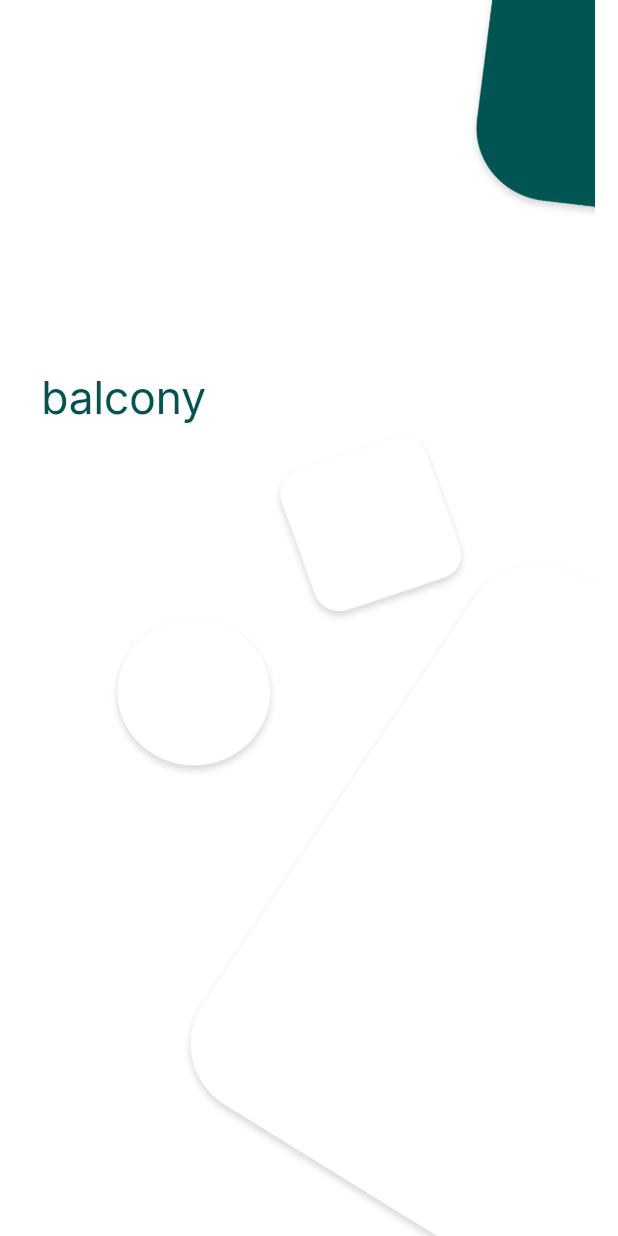
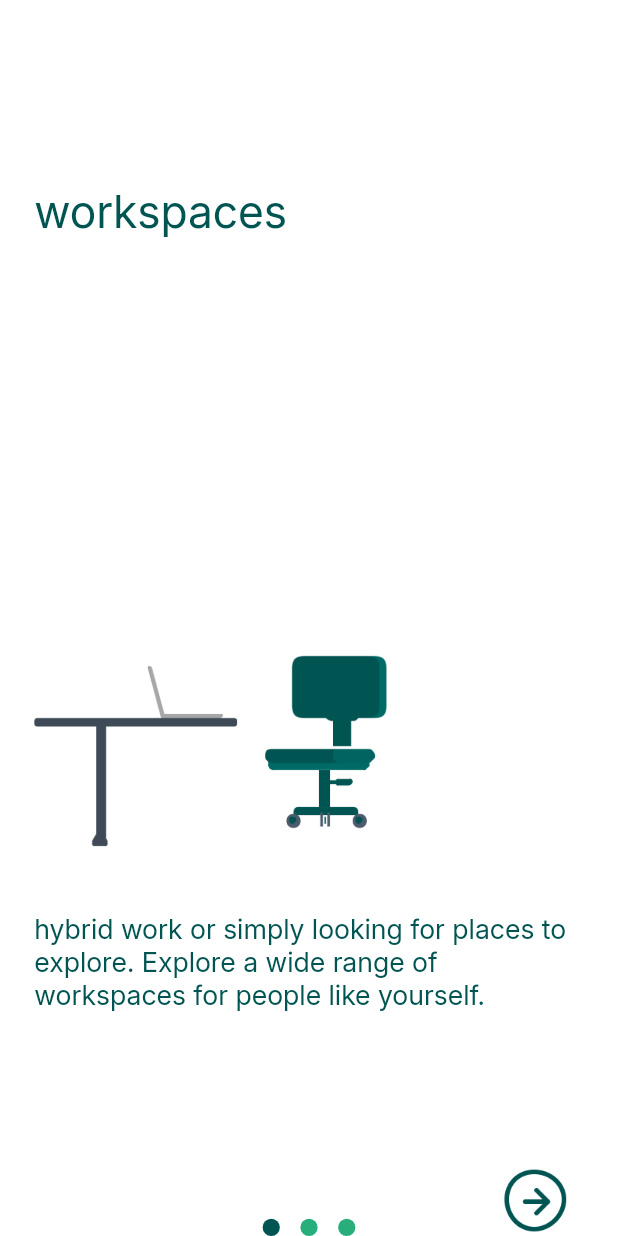
Before and after one commit to deepanshdubey/balcony-flutter, a Flutter app: the screen it shows after launch, on a phone screen of 412 x 824 dp. Run offline on Flutter 3.47's test engine with Material 3 defaults, Android fonts, the light colour scheme and no system bars; our stand-ins replace auto_route, cached_network_image, flutter_mobx, flutter_screenutil, get_it, hive and 2 more; accounts and stored records are empty; generated files the repository leaves out were written again.

Commit message:
walkthrough page added

```diff
--- a/lib/core/assets/asset_manager.dart
+++ b/lib/core/assets/asset_manager.dart
@@ -3,6 +3,14 @@ import 'package:balcony/generated/assets.dart';
 
 class AssetManager {
   String get splashBg => Assets.imagesSplashBg;
+
+  String get walkthrough1 => Assets.imagesWalkthrough1;
+
+  String get walkthrough2 => Assets.imagesWalkthrough2;
+
+  String get walkthrough3 => Assets.imagesWalkthrough3;
+
+  String get back => Assets.imagesBack;
 }
 
 final assetManager = locator<AssetManager>();
--- /dev/null
+++ b/lib/ui/walkthrough/store/walkthrough_store.dart
@@ -0,0 +1,14 @@
+import 'package:mobx/mobx.dart';
+part 'walkthrough_store.g.dart';
+
+class WalkthroughStore = _WalkthroughStore with _$WalkthroughStore;
+
+abstract class _WalkthroughStore with Store {
+  @observable
+  int currentPage = 0;
+
+  @action
+  void setPage(int index) {
+    currentPage = index;
+  }
+}
--- /dev/null
+++ b/lib/ui/walkthrough/walkthrough_page.dart
@@ -0,0 +1,212 @@
+import 'package:auto_route/annotations.dart';
+import 'package:balcony/ui/walkthrough/store/walkthrough_store.dart';
+import 'package:balcony/values/extensions/context_ext.dart';
+import 'package:balcony/values/extensions/int_ext.dart';
+import 'package:balcony/values/extensions/theme_ext.dart';
+import 'package:balcony/widget/app_image.dart';
+import 'package:flutter/material.dart';
+import 'package:flutter_mobx/flutter_mobx.dart';
+import 'package:flutter_screenutil/flutter_screenutil.dart';
+
+@RoutePage()
+class WalkthroughPage extends StatefulWidget {
+  const WalkthroughPage({super.key});
+
+  @override
+  _WalkthroughPageState createState() => _WalkthroughPageState();
+}
+
+class _WalkthroughPageState extends State<WalkthroughPage> {
+  final WalkthroughStore _store = WalkthroughStore();
+
+  final PageController _pageController = PageController();
+
+  @override
+  void initState() {
+    super.initState();
+    // Start a timer that changes the page every 2 seconds
+  }
+
+  @override
+  void dispose() {
+    _pageController.dispose();
+    super.dispose();
+  }
+
+  @override
+  Widget build(BuildContext context) {
+    final theme = Theme.of(context);
+    return Scaffold(
+      body: Observer(
+        builder: (_) => Stack(
+          children: [
+            PageView(
+              controller: _pageController,
+              onPageChanged: (index) {
+                _store.setPage(index);
+              },
+              children: [
+                _buildIntroPage(
+                  theme,
+                  0,
+                  title: "workspaces",
+                  description:
+                      "hybrid work or simply looking for places to explore. Explore a wide range of workspaces for people like yourself.",
+                  imagePath: theme.assets.walkthrough1,
+                ),
+                _buildIntroPage(
+                  theme,
+                  1,
+                  title: "a change in\nscenery",
+                  description:
+                      "see whats available in your area. See different things and explore new places.",
+                  imagePath: theme.assets.walkthrough2,
+                ),
+                _buildIntroPage(theme, 2,
+                    title: "property\nrentals",
+                    description:
+                        "Its more than just a simple workspace & a property stay. It's an experience. Need a new place to stay? See whats available and apply for a unit.",
+                    imagePath: theme.assets.walkthrough3),
+              ],
+            ),
+            _buildBottomRow(theme, _store.currentPage)
+          ],
+        ),
+      ),
+    );
+  }
+
+  Widget _buildIntroPage(
+    ThemeData theme,
+    int index, {
+    required String title,
+    required String description,
+    required String imagePath,
+  }) {
+    return SafeArea(
+      child: Padding(
+        padding: EdgeInsets.symmetric(horizontal: 20.w, vertical: 16.h),
+        child: Column(
+          mainAxisAlignment: MainAxisAlignment.center,
+          crossAxisAlignment: CrossAxisAlignment.start,
+          children: [
+            const SizedBox(height: 24),
+            Expanded(
+              child: Align(
+                alignment: Alignment.centerLeft,
+                child: Text(
+                  title,
+                  style: theme.textTheme.titleLarge?.copyWith(
+                    fontSize: 30.spMin,
+                    fontWeight: FontWeight.normal,
+                  ),
+                ),
+              ),
+            ),
+            const SizedBox(height: 24),
+            index == 2
+                ? Align(
+                    alignment: Alignment.centerLeft,
+                    child: SizedBox(
+                      height: context.height * .4,
+                      width: context.width * .3,
+                      child: Text(
+                        "Its more than just a simple workspace & a property stay.\n\nIt’s an experience.",
+                        style: theme.textTheme.titleLarge?.copyWith(
+                          fontSize: 18.spMin,
+                          fontWeight: FontWeight.normal,
+                        ),
+                      ),
+                    ),
+                  )
+                : AppImage(
+                    assetPath: imagePath,
+                    height: context.height * .4,
+                    width: context.width,
+                  ),
+            const SizedBox(height: 16),
+            Expanded(
+              child: Text(
+                description,
+                style: theme.textTheme.titleLarge?.copyWith(
+                  fontSize: 18.spMin,
+                  fontWeight: FontWeight.normal,
+                ),
+              ),
+            ),
+          ],
+        ),
+      ),
+    );
+  }
+
+  Widget _buildBottomRow(ThemeData theme, int currentPage) {
+    return SafeArea(
+      child: Row(
+        crossAxisAlignment: CrossAxisAlignment.end,
+        children: [
+          24.w.horizontalSpace,
+          currentPage == 0
+              ? SizedBox(
+                  width: 40.r,
+                )
+              : GestureDetector(
+                  onTap: () {
+                    _pageController.animateToPage(currentPage - 1,
+                        duration: 400.milliseconds, curve: Curves.easeIn);
+                  },
+                  child: AppImage(
+                    radius: 20.r,
+                    assetPath: theme.assets.back,
+                  ),
+                ),
+          Expanded(
+              child: Align(
+            alignment: Alignment.bottomCenter,
+            child: _buildDotsIndicator(theme, currentPage),
+          )),
+          GestureDetector(
+            onTap: () {
+              if (currentPage != 2) {
+                _pageController.animateToPage(currentPage + 1,
+                    duration: 400.milliseconds, curve: Curves.easeIn);
+              } else {
+                //loadNextPage
+              }
+            },
+            child: RotatedBox(
+              quarterTurns: 2,
+              child: AppImage(
+                radius: 20.r,
+                assetPath: theme.assets.back,
+              ),
+            ),
+          ),
+          24.w.horizontalSpace,
+        ],
+      ),
+    );
+  }
+
+  Widget _buildDotsIndicator(ThemeData theme, int activeIndex) {
+    return Row(
+      mainAxisAlignment: MainAxisAlignment.center,
+      mainAxisSize: MainAxisSize.min,
+      crossAxisAlignment: CrossAxisAlignment.end,
+      children: List.generate(3, (index) {
+        return Container(
+          margin: EdgeInsets.symmetric(horizontal: 6.w),
+          width: 10.r,
+          // Larger width for active dot
+          height: 10.r,
+          decoration: BoxDecoration(
+            shape: BoxShape.circle,
+            color: activeIndex == index
+                ? theme.colors.textColor // Active dot color
+                : theme.colors.disabledColor, // Inactive dot color
+          ),
+        );
+      }),
+    );
+  }
+}
--- a/lib/values/colors.dart
+++ b/lib/values/colors.dart
@@ -2,6 +2,8 @@ import 'package:balcony/core/locator/locator.dart';
 import 'package:flutter/material.dart';
 
 class AppColor {
+  Color get disabledColor => const Color(0xff28AE7B);
+
   Color get greenColor => const Color(0xff0FDA48);
 
   Color get primaryColor => const Color(0xff0D5EF9);
```
Also changed, not shown: assets/images/back.png (added), assets/images/walkthrough_1.png (added), assets/images/walkthrough_2.png (added), assets/images/walkthrough_3.png (added).
